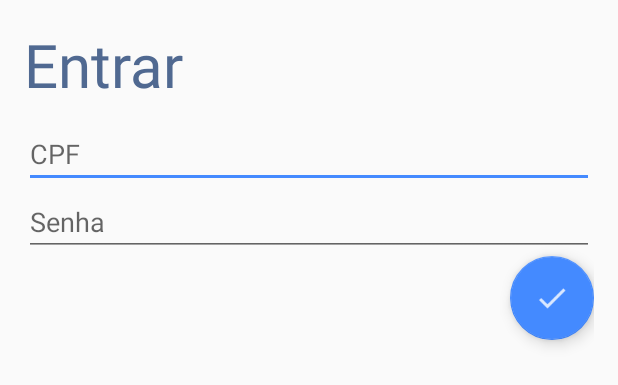
After one commit to antiframes/acec, an Android app: the layout dialog_login.xml on its own in the app's theme, with its tools: preview values and no code run, on a phone screen of 412 x 824 dp. The commit adds this screen. Shown: the top 385 px of the screen. Run offline under Robolectric (Android 15) with nearby library versions, the phone set to English and light mode, and no system bars.

Commit message:
Salvando informações + login

```diff
--- a/app/src/main/res/layout-land/activity_card.xml
+++ b/app/src/main/res/layout-land/activity_card.xml
@@ -63,6 +63,8 @@
         android:layout_width="match_parent"
         android:layout_height="match_parent"
         android:layout_below="@id/toolbar"
+        android:id="@+id/card_main_layout"
+        android:visibility="invisible"
         android:paddingLeft="@dimen/activity_horizontal_margin"
         android:paddingRight="@dimen/activity_horizontal_margin">
         <android.support.v7.widget.CardView
--- a/app/src/main/res/layout/activity_card.xml
+++ b/app/src/main/res/layout/activity_card.xml
@@ -62,6 +62,8 @@
         android:layout_width="match_parent"
         android:layout_height="match_parent"
         android:gravity="center_vertical"
+        android:id="@+id/card_main_layout"
+        android:visibility="invisible"
         android:paddingLeft="@dimen/activity_horizontal_margin"
         android:paddingRight="@dimen/activity_horizontal_margin">
         <android.support.v7.widget.CardView
@@ -172,7 +174,6 @@
         android:gravity="center_horizontal"
         android:textColor="@color/colorFloatingText"
         android:id="@+id/watermark"
-        android:text="VAL2000"
         android:fontFamily="monospace"
         android:textStyle="bold"
         android:layout_alignParentBottom="true"
--- /dev/null
+++ b/app/src/main/res/layout/dialog_login.xml
@@ -0,0 +1,39 @@
+<?xml version="1.0" encoding="utf-8"?>
+<LinearLayout xmlns:android="http://schemas.android.com/apk/res/android"
+    android:orientation="vertical" android:layout_width="match_parent"
+    android:layout_height="match_parent"
+    android:padding="16dp"
+    >
+
+    <TextView
+        android:layout_width="wrap_content"
+        android:layout_height="wrap_content"
+        android:text="@string/entrar"
+        android:textSize="40sp"
+        android:textColor="@color/colorPrimary"
+        />
+
+    <EditText
+        android:id="@+id/field_cpf"
+        android:layout_marginTop="10dp"
+        android:layout_width="match_parent"
+        android:layout_height="wrap_content"
+        android:hint="@string/cpf"
+        android:inputType="numberDecimal"
+        />
+    <EditText
+        android:id="@+id/field_password"
+        android:layout_width="match_parent"
+        android:layout_height="wrap_content"
+        android:hint="@string/senha"
+        android:inputType="textPassword"
+        />
+    <android.support.design.widget.FloatingActionButton
+        android:layout_width="wrap_content"
+        android:layout_height="wrap_content"
+        android:layout_gravity="end"
+        android:src="@drawable/ic_ok"
+        android:id="@+id/button_ok"
+        />
+
+</LinearLayout>
--- a/app/src/main/res/values/strings.xml
+++ b/app/src/main/res/values/strings.xml
@@ -5,6 +5,9 @@
     <string name="menu">Menu</string>
     <string name="novidades">Novidades</string>
     <string name="balao">Toque no botão abaixo para abrir sua carteirinha ACEC</string>
+    <string name="entrar">Entrar</string>
+    <string name="cpf">CPF</string>
+    <string name="senha">Senha</string>
 
     <string name="card_warning">Carteira válida apenas se estiver no prazo de validade e com a animação do prazo de validade movendo-se sobre a tela. Em caso de dúvida, consulte o emissor da carteira.</string>
 
```
Also changed, not shown: app/src/main/java/acec/antiframes/carteirinha/CardActivity.java (+113 -17 lines), app/src/main/java/acec/antiframes/carteirinha/LoginDialog.java (added, +60 -0 lines), app/src/main/java/acec/antiframes/carteirinha/Utils.java (added, +43 -0 lines), app/src/main/res/drawable-hdpi/ic_ok.png (added), app/src/main/res/drawable-mdpi/ic_ok.png (added), app/src/main/res/drawable-xhdpi/ic_ok.png (added), app/src/main/res/drawable-xxhdpi/ic_ok.png (added).
